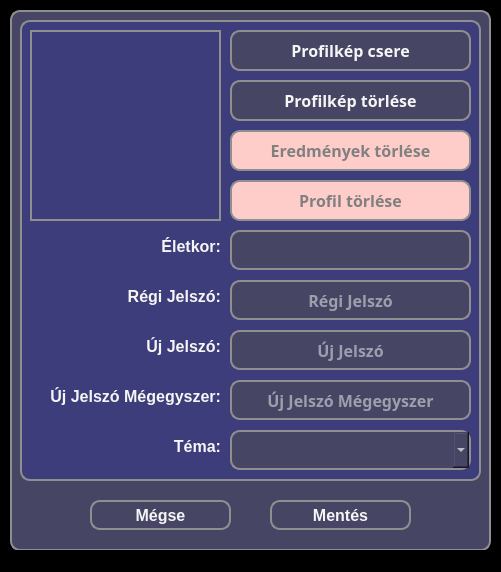
This is src/main/resources/ui/highcontrast/highContrastSettingsWindow.ui in pkristof1999/Szakdolgozat as Qt 5 draws it before an edit. The edited form follows.
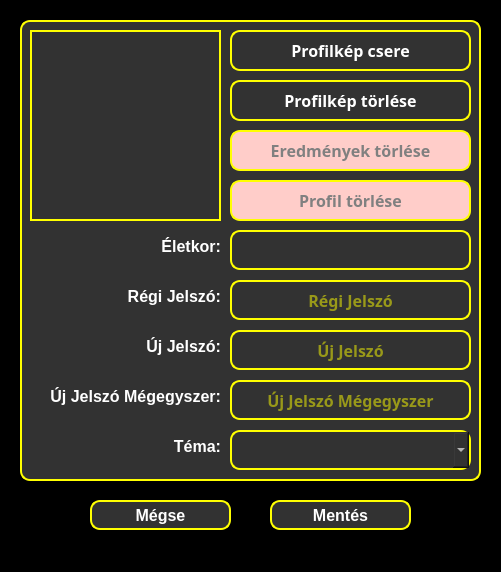
This is the edited form.

Patch:
```diff
--- a/src/main/resources/ui/highcontrast/highContrastSettingsWindow.ui
+++ b/src/main/resources/ui/highcontrast/highContrastSettingsWindow.ui
@@ -30,8 +30,7 @@
     </property>
     <property name="styleSheet">
      <string notr="true">* {
-	background-color: rgb(70, 70, 100);
-	border: 2px solid #8f8f91;
+	background-color: black;
 	border-radius: 10px;
 	color: white;
 	font-size: 16px;
@@ -49,8 +48,10 @@
      </property>
      <property name="styleSheet">
       <string notr="true">* {
-	background-color: rgb(70, 70, 100);
-	color: whitesmoke;
+	background-color: rgb(50, 50, 50);
+	border: 2px solid yellow;
+	border-radius: 10px;
+	color: white;
 }
 
 *:hover {
@@ -73,8 +74,10 @@
      </property>
      <property name="styleSheet">
       <string notr="true">* {
-	background-color: rgb(70, 70, 100);
-	color: whitesmoke;
+	background-color: rgb(50, 50, 50);
+	border: 2px solid yellow;
+	border-radius: 10px;
+	color: white;
 }
 
 *:hover {
@@ -97,8 +100,8 @@
      </property>
      <property name="styleSheet">
       <string notr="true">* {
-	background-color: #3d3d7b;
-	border: 2px solid #8f8f91;
+	background-color: rgb(50, 50, 50);
+	border: 2px solid yellow;
 	border-radius: 10px;
 	color: white;
 	font-size: 16px;
@@ -142,8 +145,10 @@
       </property>
       <property name="styleSheet">
        <string notr="true">* {
-	background-color: rgb(70, 70, 100);
-	color: whitesmoke;
+	background-color: rgb(50, 50, 50);
+	border: 2px solid yellow;
+	border-radius: 10px;
+	color: white;
 }
 
 *:hover {
@@ -235,7 +240,7 @@
       </property>
       <property name="styleSheet">
        <string notr="true">* {
-	background-color: rgb(70, 70, 100);
+	background-color: rgb(50, 50, 50);
 }</string>
       </property>
       <property name="editable">
@@ -269,8 +274,10 @@
       </property>
       <property name="styleSheet">
        <string notr="true">* {
-	background-color: rgb(70, 70, 100);
-	color: whitesmoke;
+	background-color: rgb(50, 50, 50);
+	border: 2px solid yellow;
+	border-radius: 10px;
+	color: white;
 }
 
 *:hover {
@@ -293,8 +300,8 @@
       </property>
       <property name="styleSheet">
        <string notr="true">* {
-	background-color: rgb(70, 70, 100);
-	color: whitesmoke;
+	background-color: rgb(50, 50, 50);
+	color: white;
 }
 
 *:hover {
@@ -336,8 +343,8 @@
       </property>
       <property name="styleSheet">
        <string notr="true">* {
-	background-color: rgb(70, 70, 100);
-	color: whitesmoke;
+	background-color: rgb(50, 50, 50);
+	color: yellow;
 }
 
 *:hover {
@@ -376,8 +383,8 @@
       </property>
       <property name="styleSheet">
        <string notr="true">* {
-	background-color: rgb(70, 70, 100);
-	color: whitesmoke;
+	background-color: rgb(50, 50, 50);
+	color: yellow;
 }
 
 *:hover {
@@ -416,8 +423,8 @@
       </property>
       <property name="styleSheet">
        <string notr="true">* {
-	background-color: rgb(70, 70, 100);
-	color: whitesmoke;
+	background-color: rgb(50, 50, 50);
+	color: yellow;
 }
 
 *:hover {
@@ -449,7 +456,7 @@
       </property>
       <property name="styleSheet">
        <string notr="true">*{
-	color: whitesmoke;
+	color: white;
 	border: none;
 }</string>
       </property>
@@ -474,7 +481,7 @@
       </property>
       <property name="styleSheet">
        <string notr="true">*{
-	color: whitesmoke;
+	color: white;
 	border: none;
 }</string>
       </property>
@@ -499,7 +506,7 @@
       </property>
       <property name="styleSheet">
        <string notr="true">*{
-	color: whitesmoke;
+	color: white;
 	border: none;
 }</string>
       </property>
@@ -524,7 +531,7 @@
       </property>
       <property name="styleSheet">
        <string notr="true">*{
-	color: whitesmoke;
+	color: white;
 	border: none;
 }</string>
       </property>
@@ -549,7 +556,7 @@
       </property>
       <property name="styleSheet">
        <string notr="true">*{
-	color: whitesmoke;
+	color: white;
 	border: none;
 }</string>
       </property>
```
Left out of the diff: 30 changed lines with no effect on the pictures.
